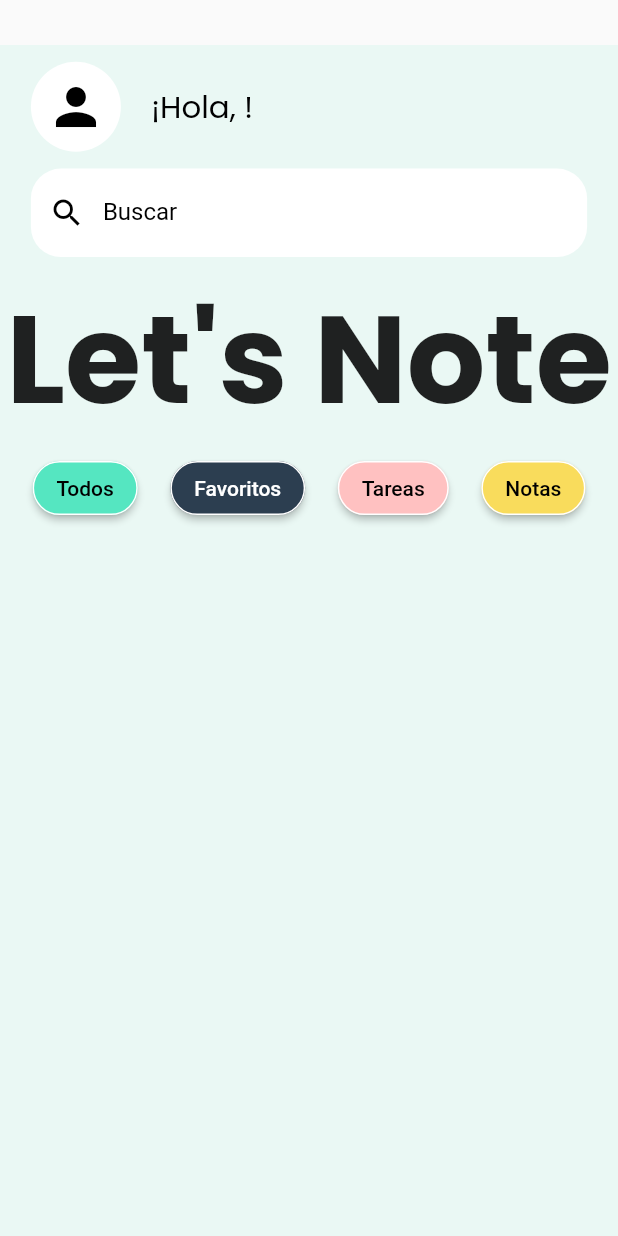
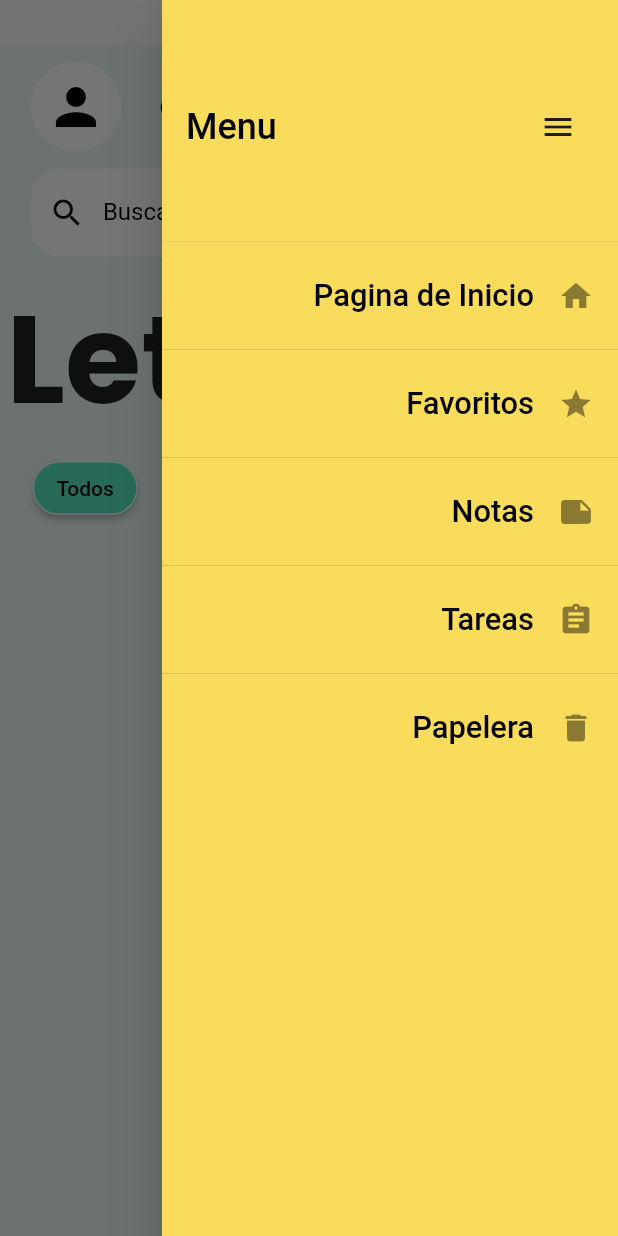
Before and after one commit to Elmanutp92/appFlutter, a Flutter app: the Home screen opened by its route, with the side drawer open (before the commit the screen has no drawer), on a phone screen of 412 x 824 dp. Run offline on Flutter 3.47's test engine with Material 2 defaults, Android fonts, the phone set to English and light mode, and no system bars; our stand-ins replace auto_size_text, cloud_firestore, firebase_auth, firebase_core, flutter_spinkit, google_fonts; accounts and stored records are empty.

Commit message:
maquetacion homepage

```diff
--- a/lib/app.dart
+++ b/lib/app.dart
@@ -126,11 +126,6 @@ class MyApp extends StatelessWidget {
                             color: negro),
                       ),
                     ),
-                    TextButton(
-                        onPressed: () {
-                          Navigator.pushNamed(context, '/login');
-                        },
-                        child: const Text('login'))
                   ]),
             ),
           ),
--- a/lib/pages/home.dart
+++ b/lib/pages/home.dart
@@ -60,8 +60,112 @@ class _HomeState extends State<Home> {
       },
       child: Container(
         child: Scaffold(
+          endDrawer: Drawer(
+            backgroundColor: amarilloGolden,
+            // Agrega el contenido del drawer aquí
+            child: ListView(
+              children: [
+                DrawerHeader(
+                  decoration: BoxDecoration(
+                    color: amarilloGolden,
+                  ),
+                  child: Row(
+                      mainAxisAlignment: MainAxisAlignment.spaceBetween,
+                      children: [
+                        Text(
+                          'Menu',
+                          style: TextStyle(
+                            color: Colors.black,
+                            fontSize: 24,
+                          ),
+                        ),
+                        EndDrawerButton(
+                          onPressed: () {
+                            Navigator.pop(context);
+                          },
+                        )
+                      ]),
+                ),
+                ListTile(
+                  trailing: Icon(Icons.home),
+                  title: Text(
+                    'Pagina de Inicio',
+                    textAlign: TextAlign.right,
+                    style: TextStyle(
+                      color: Colors.black,
+                      fontSize: MediaQuery.of(context).size.width * 0.05,
+                    ),
+                  ),
+                  onTap: () {
+                    // Acción para el item 1
+                  },
+                ),
+                const Divider(),
+                ListTile(
+                  trailing: Icon(Icons.star),
+                  title: Text(
+                    'Favoritos',
+                    textAlign: TextAlign.right,
+                    style: TextStyle(
+                      color: Colors.black,
+                      fontSize: MediaQuery.of(context).size.width * 0.05,
+                    ),
+                  ),
+                  onTap: () {
+                    // Acción para el item 2
+                  },
+                ),
+                const Divider(),
+                ListTile(
+                  trailing: Icon(Icons.note),
+                  title: Text(
+                    'Notas',
+                    textAlign: TextAlign.right,
+                    style: TextStyle(
+                      color: Colors.black,
+                      fontSize: MediaQuery.of(context).size.width * 0.05,
+                    ),
+                  ),
+                  onTap: () {
+                    // Acción para el item 2
+                  },
+                ),
+                const Divider(),
+                ListTile(
+                  trailing: Icon(Icons.assignment),
+                  title: Text(
+                    'Tareas',
+                    textAlign: TextAlign.right,
+                    style: TextStyle(
+                      color: Colors.black,
+                      fontSize: MediaQuery.of(context).size.width * 0.05,
+                    ),
+                  ),
+                  onTap: () {
+                    // Acción para el item 2
+                  },
+                ),
+                const Divider(),
+                ListTile(
+                  trailing: Icon(Icons.delete),
+                  title: Text(
+                    'Papelera',
+                    textAlign: TextAlign.right,
+                    style: TextStyle(
+                      color: Colors.black,
+                      fontSize: MediaQuery.of(context).size.width * 0.05,
+                    ),
+                  ),
+                  onTap: () {
+                    // Acción para el item 2
+                  },
+                ),
+              ],
+            ),
+          ),
           body: SingleChildScrollView(
-                child: Container(
+            child: Builder(builder: (context) {
+              return Container(
                 margin: EdgeInsets.only(top: 30),
                 height: MediaQuery.of(context).size.height,
                 width: MediaQuery.of(context).size.width,
@@ -72,8 +176,15 @@ class _HomeState extends State<Home> {
                       height: MediaQuery.of(context).size.height * 0.1,
                       width: MediaQuery.of(context).size.width * 0.9,
                       child: Row(
+                        mainAxisAlignment: MainAxisAlignment.spaceBetween,
                         children: [
-                        const CircleAvatar(
+                          Row(
+                            mainAxisAlignment: MainAxisAlignment.spaceEvenly,
+                            children: [
+                              GestureDetector(
+                                onTap: () =>
+                                    Navigator.pushNamed(context, '/profile'),
+                                child: const CircleAvatar(
                                   radius: 30,
                                   backgroundColor: Colors.white,
                                   child: Icon(
@@ -82,14 +193,27 @@ class _HomeState extends State<Home> {
                                     size: 40,
                                   ),
                                 ),
+                              ),
                               const SizedBox(width: 20),
                               Text(
-                          '¡Hola, $nombre!',
+                                ' ${nombre != null && nombre.isNotEmpty ? 'Hola, ' + nombre : "Cargando..."}',
                                 style: GoogleFonts.poppins(
                                   color: Colors.black,
                                   fontSize:
                                       MediaQuery.of(context).size.width * 0.05,
-                              fontWeight: FontWeight.normal),
+                                  fontWeight: FontWeight.normal,
+                                ),
+                              ),
+                            ],
+                          ),
+                          IconButton(
+                            onPressed: () {
+                              Scaffold.of(context).openEndDrawer();
+                            },
+                            icon: Icon(
+                              Icons.menu,
+                              color: Colors.black,
+                            ),
                           ),
                         ],
                       ),
@@ -107,17 +231,16 @@ class _HomeState extends State<Home> {
                           labelStyle: TextStyle(color: negro),
                           focusedBorder: OutlineInputBorder(
                             borderSide: BorderSide(color: negro),
-                            borderRadius: BorderRadius.circular(
-                                20), // Redondear el borde cuando está enfocado
+                            borderRadius: BorderRadius.circular(20),
                           ),
                           enabledBorder: OutlineInputBorder(
                             borderSide: BorderSide.none,
-                            borderRadius: BorderRadius.circular(
-                                20), // Redondear el borde cuando está habilitado
+                            borderRadius: BorderRadius.circular(20),
                           ),
                           labelText: 'Buscar',
                           hintText: 'Ejemplo: "Mercado"',
-                          border: InputBorder.none),
+                          border: InputBorder.none,
+                        ),
                       ),
                     ),
                     SizedBox(
@@ -137,20 +260,18 @@ class _HomeState extends State<Home> {
                       children: [
                         ElevatedButton(
                           style: ButtonStyle(
-                          shape:
-                              MaterialStateProperty.all<RoundedRectangleBorder>(
+                            shape: MaterialStateProperty.all<
+                                RoundedRectangleBorder>(
                               RoundedRectangleBorder(
                                 borderRadius: BorderRadius.circular(20.0),
-                              side: BorderSide(
-                                  color: Colors
-                                      .white), // Define el color de los bordes
+                                side: BorderSide(color: Colors.white),
                               ),
                             ),
-                          backgroundColor: MaterialStateProperty.all<Color>(
-                              azulClaro), // Define el color de fondo transparente
+                            backgroundColor:
+                                MaterialStateProperty.all<Color>(azulClaro),
                             overlayColor: MaterialStateProperty.all<Color>(
-                              Colors.white.withOpacity(
-                                  0.1)), // Define el color del overlay al presionar
+                              Colors.white.withOpacity(0.1),
+                            ),
                           ),
                           onPressed: () {
                             // Acción del botón
@@ -162,20 +283,18 @@ class _HomeState extends State<Home> {
                         ),
                         ElevatedButton(
                           style: ButtonStyle(
-                          shape:
-                              MaterialStateProperty.all<RoundedRectangleBorder>(
+                            shape: MaterialStateProperty.all<
+                                RoundedRectangleBorder>(
                               RoundedRectangleBorder(
                                 borderRadius: BorderRadius.circular(20.0),
-                              side: const BorderSide(
-                                  color: Colors
-                                      .white), // Define el color de los bordes
+                                side: const BorderSide(color: Colors.white),
                               ),
                             ),
-                          backgroundColor: MaterialStateProperty.all<Color>(
-                              azulNavy), // Define el color de fondo transparente
+                            backgroundColor:
+                                MaterialStateProperty.all<Color>(azulNavy),
                             overlayColor: MaterialStateProperty.all<Color>(
-                              Colors.white.withOpacity(
-                                  0.1)), // Define el color del overlay al presionar
+                              Colors.white.withOpacity(0.1),
+                            ),
                           ),
                           onPressed: () {
                             // Acción del botón
@@ -187,20 +306,18 @@ class _HomeState extends State<Home> {
                         ),
                         ElevatedButton(
                           style: ButtonStyle(
-                          shape:
-                              MaterialStateProperty.all<RoundedRectangleBorder>(
+                            shape: MaterialStateProperty.all<
+                                RoundedRectangleBorder>(
                               RoundedRectangleBorder(
                                 borderRadius: BorderRadius.circular(20.0),
-                              side: const BorderSide(
-                                  color: Colors
-                                      .white), // Define el color de los bordes
+                                side: const BorderSide(color: Colors.white),
                               ),
                             ),
-                          backgroundColor: MaterialStateProperty.all<Color>(
-                              rosaClaro), // Define el color de fondo transparente
+                            backgroundColor:
+                                MaterialStateProperty.all<Color>(rosaClaro),
                             overlayColor: MaterialStateProperty.all<Color>(
-                              Colors.white.withOpacity(
-                                  0.1)), // Define el color del overlay al presionar
+                              Colors.white.withOpacity(0.1),
+                            ),
                           ),
                           onPressed: () {
                             // Acción del botón
@@ -212,20 +329,18 @@ class _HomeState extends State<Home> {
                         ),
                         ElevatedButton(
                           style: ButtonStyle(
-                          shape:
-                              MaterialStateProperty.all<RoundedRectangleBorder>(
+                            shape: MaterialStateProperty.all<
+                                RoundedRectangleBorder>(
                               RoundedRectangleBorder(
                                 borderRadius: BorderRadius.circular(20.0),
-                              side: const BorderSide(
-                                  color: Colors
-                                      .white), // Define el color de los bordes
+                                side: const BorderSide(color: Colors.white),
                               ),
                             ),
                             backgroundColor: MaterialStateProperty.all<Color>(
-                              amarilloGolden), // Define el color de fondo transparente
+                                amarilloGolden),
                             overlayColor: MaterialStateProperty.all<Color>(
-                              Colors.white.withOpacity(
-                                  0.1)), // Define el color del overlay al presionar
+                              Colors.white.withOpacity(0.1),
+                            ),
                           ),
                           onPressed: () {
                             // Acción del botón
@@ -236,11 +351,14 @@ class _HomeState extends State<Home> {
                           ),
                         ),
                       ],
-                  )
+                    ),
                   ],
                 ),
-            )),
+              );
+            }),
           ),
-        ));
+        ),
+      ),
+    );
   }
 }
--- a/lib/pages/register_page.dart
+++ b/lib/pages/register_page.dart
@@ -411,6 +411,13 @@ class _RegisterPageState extends State<RegisterPage> {
                                           color: negro),
                                     ),
                                   ),
+                                  SizedBox(
+                                    height: 20,
+                                  ),
+                                  Row(
+                                    mainAxisAlignment:
+                                        MainAxisAlignment.spaceEvenly,
+                                    children: [
                                       TextButton(
                                           onPressed: () {
                                             Navigator.pushNamed(context, '/');
@@ -418,7 +425,24 @@ class _RegisterPageState extends State<RegisterPage> {
                                           child: const Text(
                                             'CANCELAR',
                                             style: TextStyle(color: Colors.red),
+                                          )),
+                                      TextButton(
+                                          onPressed: () {
+                                            Navigator.pushNamed(
+                                                context, '/login');
+                                          },
+                                          child: Text(
+                                            'Ya soy usuario',
+                                            style: TextStyle(
+                                                color: azulNavy,
+                                                fontWeight: FontWeight.bold,
+                                                fontSize: MediaQuery.of(context)
+                                                        .size
+                                                        .width *
+                                                    0.04),
                                           ))
+                                    ],
+                                  )
                                 ],
                               ))
                         ],
```
Lines whose indentation alone changed are shown as unchanged.
